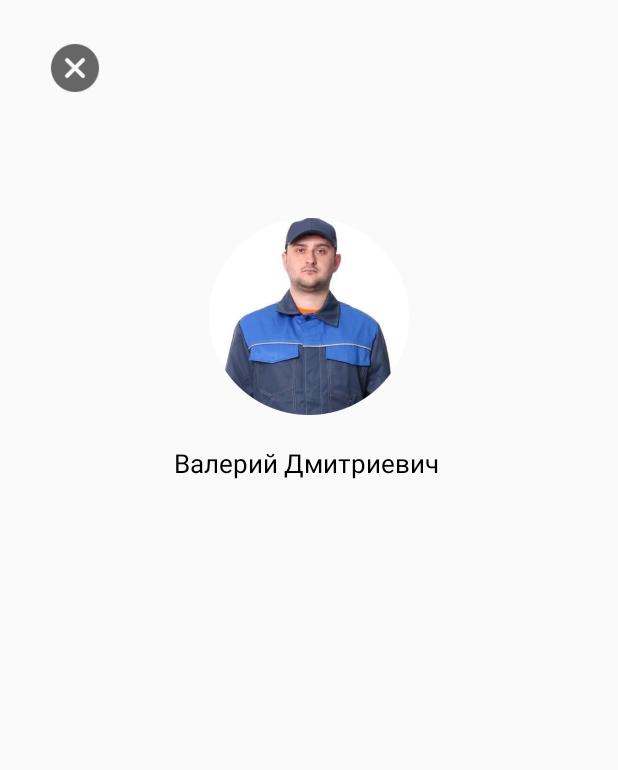
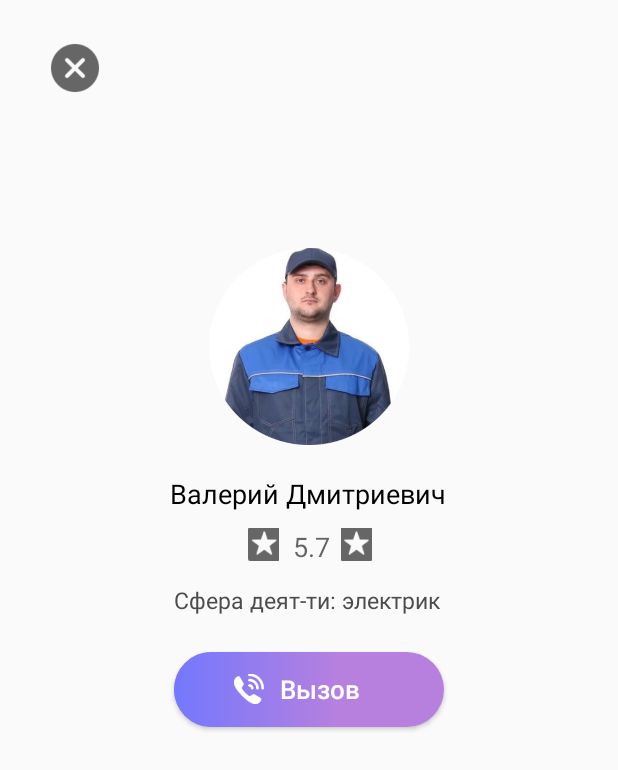
Before and after one commit to polyaa25/HomeWorkers, an Android app: the Employee screen opened directly, with no data from a screen before it, on a phone screen of 412 x 824 dp. Shown: the top 770 px of the screen. Run offline under Robolectric (Android 15) with nearby library versions, the phone set to English and light mode, and no system bars.

Commit message:
начало создания вспывающего окна

```diff
--- /dev/null
+++ b/app/src/main/res/drawable/ic_telephone.xml
@@ -0,0 +1,4 @@
+<?xml version="1.0" encoding="utf-8"?>
+<layer-list xmlns:android="http://schemas.android.com/apk/res/android">
+    <item android:drawable="@drawable/telephone" android:width="20dp" android:height="20dp" android:gravity="center"/>
+</layer-list>
--- /dev/null
+++ b/app/src/main/res/drawable/ic_telephone2.xml
@@ -0,0 +1,4 @@
+<?xml version="1.0" encoding="utf-8"?>
+<layer-list xmlns:android="http://schemas.android.com/apk/res/android">
+    <item android:drawable="@drawable/ringer_volume" android:width="20dp" android:height="20dp" android:gravity="center"/>
+</layer-list>
--- a/app/src/main/res/layout/activity_account.xml
+++ b/app/src/main/res/layout/activity_account.xml
@@ -111,11 +111,11 @@
             android:layout_height="50dp"
             android:layout_marginStart="110dp"
             android:background="@drawable/gradient"
+            android:text="@string/account_sohr"
+            android:textAllCaps="false"
             android:textColor="@color/white"
             android:textSize="14sp"
-            android:text="@string/account_sohr"
-            android:textAllCaps="false"
-            android:textStyle="normal"/>
+            android:textStyle="normal" />
 
     </LinearLayout>
 </androidx.constraintlayout.widget.ConstraintLayout>
--- a/app/src/main/res/layout/activity_employee.xml
+++ b/app/src/main/res/layout/activity_employee.xml
@@ -10,15 +10,15 @@
         android:layout_width="match_parent"
         android:layout_height="match_parent"
         android:orientation="vertical"
-        tools:layout_editor_absoluteX="-113dp"
-        tools:layout_editor_absoluteY="-53dp">
+        tools:layout_editor_absoluteX="97dp"
+        tools:layout_editor_absoluteY="16dp">
 
         <ImageButton
             android:id="@+id/stopButton2"
             android:layout_width="40dp"
             android:layout_height="40dp"
+            android:layout_marginLeft="30dp"
             android:layout_marginTop="25dp"
-            android:layout_marginLeft="30dp"
             android:background="@color/transparent"
             android:scaleType="fitCenter"
             android:src="@drawable/crest" />
@@ -28,19 +28,75 @@
             android:layout_width="140dp"
             android:layout_height="131dp"
             android:layout_gravity="center_horizontal"
-            android:layout_marginTop="80dp"
+            android:layout_marginTop="100dp"
             app:srcCompat="@drawable/ellipsephoto" />
 
         <TextView
             android:id="@+id/employee_text1"
+            android:layout_width="185dp"
+            android:layout_height="25dp"
+            android:layout_gravity="center_horizontal"
+            android:layout_marginTop="20dp"
+            android:text="@string/employee_1"
+            android:textColor="@color/black"
+            android:textSize="18dp"
+            android:textStyle="normal" />
+
+        <LinearLayout
+            android:layout_width="91dp"
+            android:layout_height="22dp"
+            android:layout_gravity="center_horizontal"
+            android:layout_marginTop="10dp"
+            android:gravity="center"
+            android:orientation="horizontal">
+
+            <ImageView
+                android:layout_width="31dp"
+                android:layout_height="match_parent"
+                android:contentDescription="заполненная звезда"
+                android:src="@drawable/star_filled" />
+
+            <TextView
+                android:layout_width="wrap_content"
+                android:layout_height="wrap_content"
+                android:layout_marginStart="4dp"
+                android:layout_marginEnd="4dp"
+                android:text="@string/employee_star_1"
+                android:textAppearance="?android:attr/textAppearanceMedium" />
+
+            <ImageView
+                android:layout_width="wrap_content"
+                android:layout_height="wrap_content"
+                android:contentDescription="заполненная звезда"
+                android:src="@drawable/star_outlined" />
+        </LinearLayout>
+
+        <TextView
+            android:id="@+id/employee_text2"
             android:layout_width="180dp"
             android:layout_height="25dp"
-            android:text="@string/employee_1"
-            android:textColor="@color/black"
-            android:textSize="17dp"
+            android:layout_gravity="center_horizontal"
+            android:layout_marginTop="15dp"
+            android:text="@string/employee_2"
+            android:textColor="@color/darkgrey"
+            android:textSize="15dp"
+            android:textStyle="normal" />
+        <Button
+            android:id="@+id/employee_button"
+            android:layout_width="180dp"
+            android:layout_height="50dp"
+            android:layout_gravity="center"
             android:layout_marginTop="20dp"
-            android:layout_gravity="center_horizontal"
-            android:textStyle="normal"/>
+            android:background="@drawable/gradient"
+            android:text="@string/employee_3"
+            android:textAllCaps="false"
+            android:textColor="@color/white"
+            android:textSize="17sp"
+            android:textStyle="normal"
+            android:drawableStart="@drawable/ic_telephone"
+            android:paddingStart="40dp"
+            android:drawablePadding="-45dp"/>
+
 
     </LinearLayout>
 </androidx.constraintlayout.widget.ConstraintLayout>
--- /dev/null
+++ b/app/src/main/res/layout/bottom_sheet_dialog.xml
@@ -0,0 +1,23 @@
+<!-- bottom_sheet_dialog.xml -->
+<LinearLayout
+    xmlns:android="http://schemas.android.com/apk/res/android"
+    android:layout_width="match_parent"
+    android:layout_height="wrap_content"
+    android:orientation="vertical"
+    android:padding="16dp">
+
+    <Button
+        android:id="@+id/call_button"
+        android:layout_width="match_parent"
+        android:layout_height="wrap_content"
+        android:drawableStart="@drawable/ic_telephone2"
+        android:paddingStart="40dp"
+        android:drawablePadding="-45dp"
+        android:text="Позвонить"/>
+
+    <Button
+        android:id="@+id/whatsapp_button"
+        android:layout_width="match_parent"
+        android:layout_height="wrap_content"
+        android:text="Написать в WhatsApp"/>
+</LinearLayout>
--- a/app/src/main/res/values/strings.xml
+++ b/app/src/main/res/values/strings.xml
@@ -35,6 +35,10 @@
     <string name="exit">Выход</string>
     <string name="aplication_1">Условия использования</string>
     <string name="employee_1">Валерий Дмитриевич</string>
+    <string name="employee_2">Сфера деят-ти: электрик</string>
+    <string name="employee_3">Вызов</string>
+    <string name="employee_star_1">5.7</string>
+    <string name="telephone1">Позвонить</string>
 
     <string name="aplication_big">Политика конфиденциальности.
 
```
Also changed, not shown: app/src/main/res/drawable/ringer_volume.png (added), app/src/main/res/drawable/star_filled.png (added), app/src/main/res/drawable/star_outlined.png (added), app/src/main/res/drawable/telephone.png (added), app/src/main/res/drawable/whatsapp.png (added).
